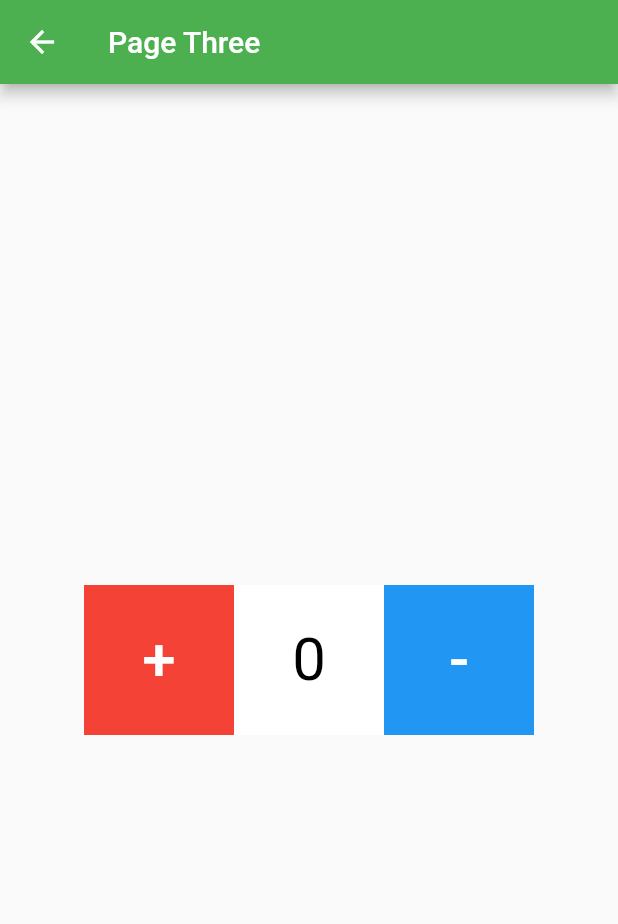
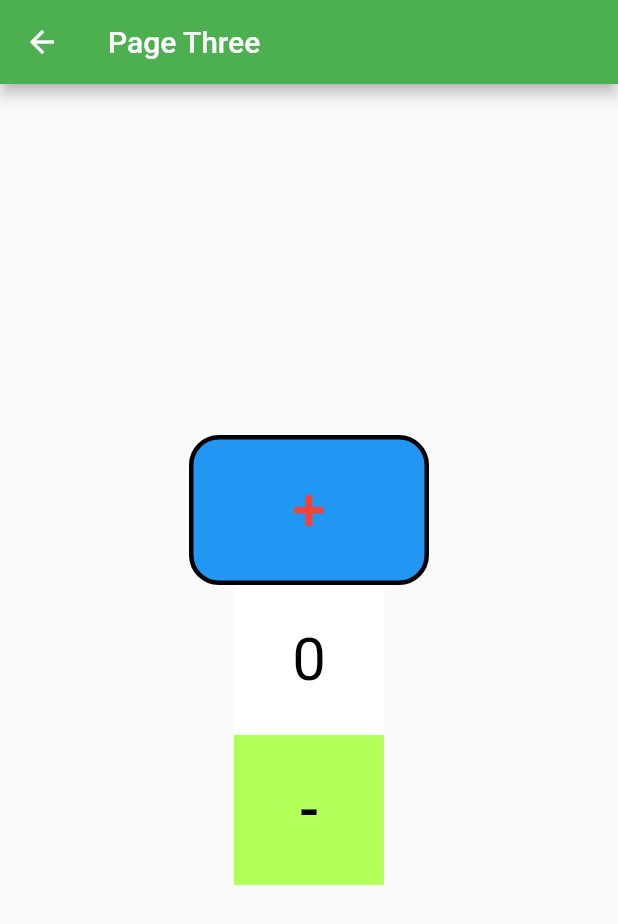
Before and after one commit to muzahidul190/first_flutter_app, a Flutter app: the pageThree screen opened directly, on a phone screen of 412 x 824 dp. Shown: the top 924 px of the screen. Run offline on Flutter 3.47's test engine with Material 2 defaults, Android fonts, the phone set to English and light mode, and no system bars.

Commit message:
HomeWork Class 7

```diff
--- a/lib/page_three.dart
+++ b/lib/page_three.dart
@@ -19,18 +19,22 @@ class _pageThreeState extends State<pageThree> {
         title: const Text('Page Three'),
       ),
       body: Center(
-        child: Row(
+        child: Column(
           mainAxisAlignment: MainAxisAlignment.center,
           children: [
             Container(
               height: 100,
-              width: 100,
-              decoration: const BoxDecoration(
-                color: Colors.red,
+              width: 160,
+              decoration: BoxDecoration(
+                color: Colors.blue,
+                borderRadius: BorderRadius.circular(20),
+                border: Border.all(
+                    width: 3
+                ),
               ),
               child: TextButton(
                 child: const Center(
-                  child: Text('+',style: TextStyle(fontSize: 40,color: Colors.white),),
+                  child: Text('+',style: TextStyle(fontSize: 40,color: Colors.red),),
                 ),
                 onPressed: (){
                   setState(() {
@@ -53,11 +57,11 @@ class _pageThreeState extends State<pageThree> {
               height: 100,
               width: 100,
               decoration: const BoxDecoration(
-                color: Colors.blue,
+                color: Colors.lightGreenAccent,
               ),
               child: TextButton(
                 child: const Center(
-                  child: Text('-',style: TextStyle(fontSize: 40,color: Colors.white),),
+                  child: Text('-',style: TextStyle(fontSize: 40,color: Colors.black),),
                 ),
                 onPressed: (){
                   setState(() {
```
